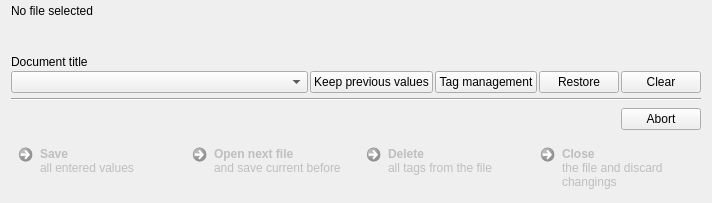
Above: gui/tageditorwidget.ui from Martchus/tageditor before the change. Below: the same form after it.
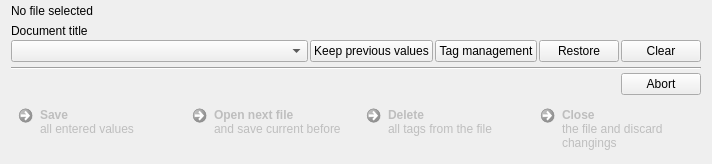
That is the form after the change. Icons and pictures are not drawn. Custom widgets are drawn as their Qt base class.

Commit message: Remove geometry in UI file for widgets

```diff
--- a/gui/tageditorwidget.ui
+++ b/gui/tageditorwidget.ui
@@ -2,14 +2,6 @@
 <ui version="4.0">
  <class>QtGui::TagEditorWidget</class>
  <widget class="QWidget" name="QtGui::TagEditorWidget">
-  <property name="geometry">
-   <rect>
-    <x>0</x>
-    <y>0</y>
-    <width>702</width>
-    <height>203</height>
-   </rect>
-  </property>
   <property name="acceptDrops">
    <bool>true</bool>
   </property>
```
The commit also changes 1 other file.
